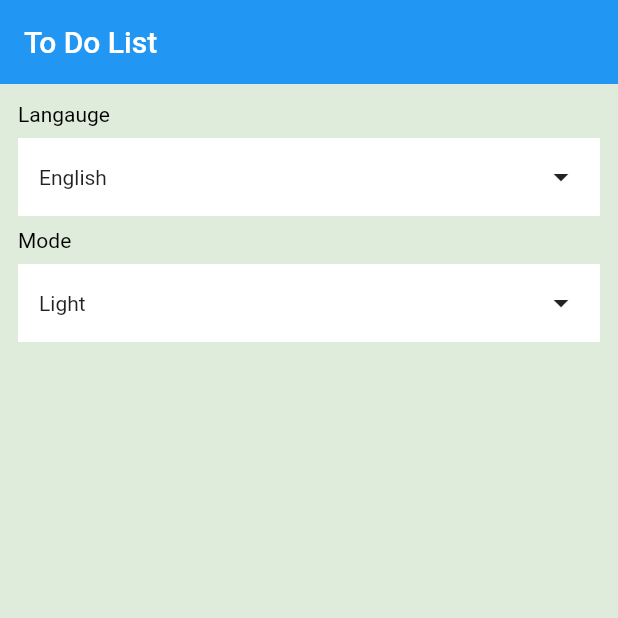
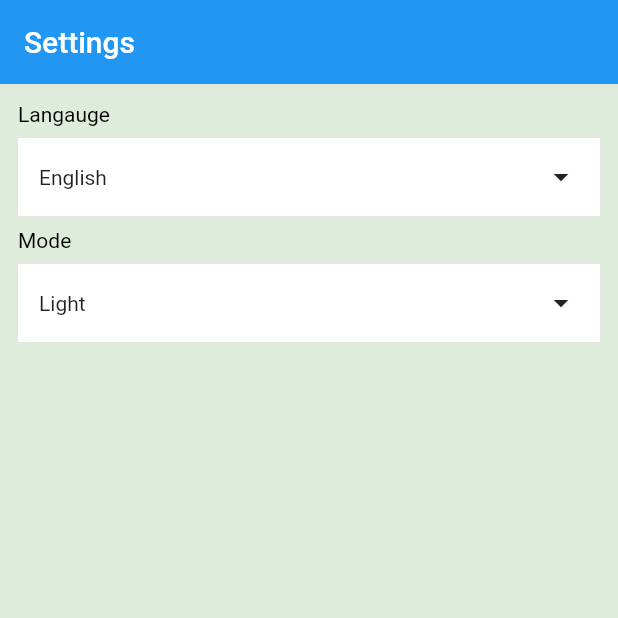
Before and after one commit to mohamed6572/ToDo_App, a Flutter app: the screen it shows after launch, item 2 of the bottom bar chosen, on a phone screen of 412 x 824 dp, the top half of it. Run offline on Flutter 3.47's test engine with Material 2 defaults, Android fonts, the phone set to English and light mode, and no system bars; our stand-ins replace flutter_slidable, table_calendar; generated files the repository leaves out were written again.

Commit message:
do text tap

```diff
--- a/lib/Ui/Home/HomeScrean.dart
+++ b/lib/Ui/Home/HomeScrean.dart
@@ -24,7 +24,7 @@ class _HomeScreanState extends State<HomeScrean> {
     return Scaffold(
       appBar: AppBar(
         elevation: 0,
-        title: Text(AppLocalizations.of(context)!.appbarlist),
+        title: Text(gett()),
       ),
       floatingActionButton: FloatingActionButton(
         child: Icon(Icons.add),
@@ -71,6 +71,13 @@ class _HomeScreanState extends State<HomeScrean> {
     );
   }
 
+  String gett() {
+    if (currentIndex == 0) {
+      return AppLocalizations.of(context)!.appbarlist;
+    }
+    return AppLocalizations.of(context)!.appbarset;
+  }
+
   List<Widget> tabs = [
     TodoListApp(),
     TodoSettingsTpp(),
--- a/lib/l10n/app_ar.arb
+++ b/lib/l10n/app_ar.arb
@@ -3,6 +3,8 @@
   "theme": "النمط",
   "appbarlist": "المهام",
   "appbarset": "الاعدادات",
+  "light": "مضئ",
+  "dark": "الوضع الداكن",
   "title": "العنوان",
   "subtitle": "العنوان الفرعي",
   "description": "الوصف",
--- a/lib/main.dart
+++ b/lib/main.dart
@@ -1,8 +1,8 @@
 import 'package:flutter/material.dart';
+import 'package:flutter_gen/gen_l10n/app_localizations.dart';
 import 'package:provider/provider.dart';
 import 'package:to_do_app/My_Theme_Data.dart';
 import 'package:to_do_app/Ui/Home/HomeScrean.dart';
-import 'package:flutter_gen/gen_l10n/app_localizations.dart';
 
 import 'Provider/AppConfigProvider.dart';
 
```
